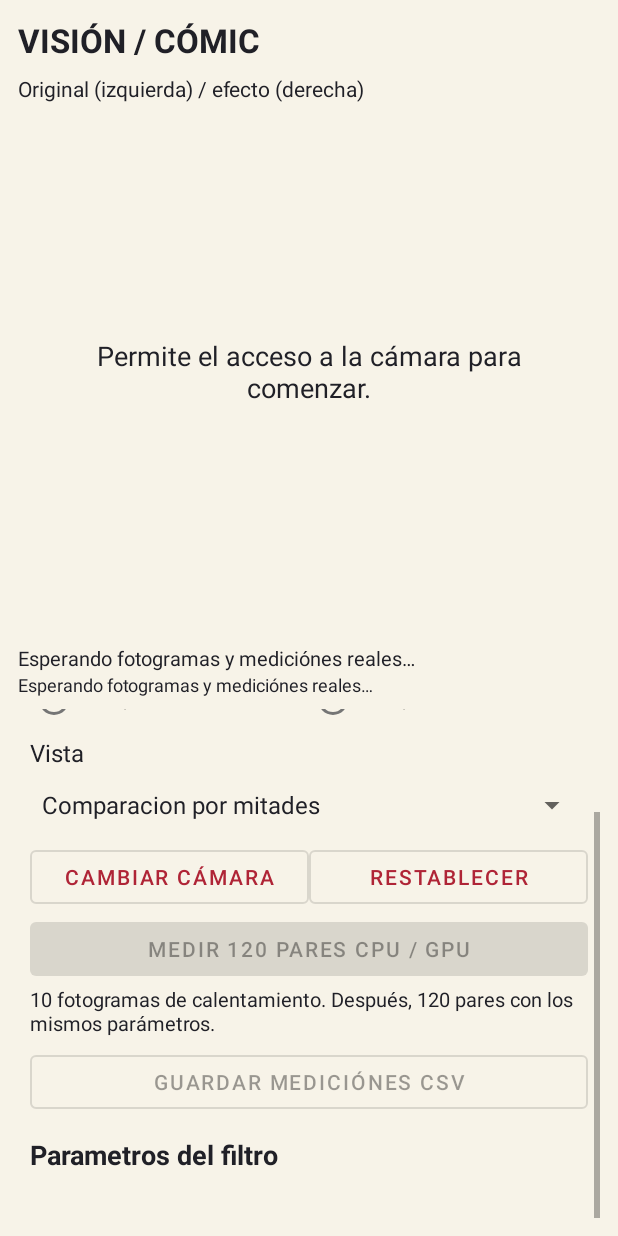
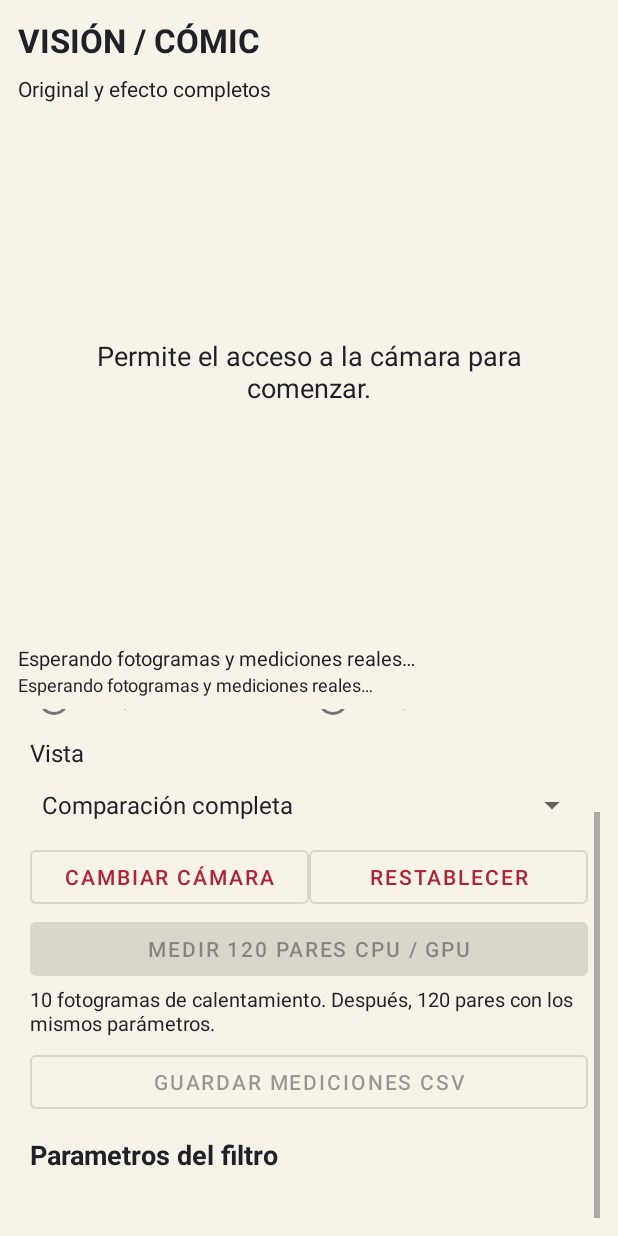
Before and after one commit to kennypallchizaca-coder/App-Filtro-Vitral-Vivo, an Android app: the layout activity_main.xml on its own in the app's theme, with its tools: preview values and no code run, scrolled down 86 dp, on a phone screen of 412 x 824 dp. Run offline under Robolectric (Android 15) with nearby library versions, the phone set to English and light mode, and no system bars; plain views replace JavaCamera2View.

Commit message:
fix: show complete Android comparison and remove unused templates

```diff
--- a/app/src/main/res/values-night/themes.xml
+++ /dev/null
@@ -1,14 +0,0 @@
-<resources>
-    <style name="Theme.IntercicloVision" parent="Theme.MaterialComponents.Light.NoActionBar">
-        <item name="colorPrimary">@color/acento</item>
-        <item name="colorPrimaryVariant">@color/acento</item>
-        <item name="colorOnPrimary">@android:color/white</item>
-        <item name="colorSecondary">@color/acento</item>
-        <item name="colorOnSecondary">@android:color/white</item>
-        <item name="android:colorBackground">@color/papel</item>
-        <item name="android:textColorPrimary">@color/tinta</item>
-        <item name="android:statusBarColor">@color/papel</item>
-        <item name="android:navigationBarColor">@color/papel</item>
-        <item name="android:windowLightStatusBar">true</item>
-    </style>
-</resources>
--- a/app/src/main/res/values/strings.xml
+++ b/app/src/main/res/values/strings.xml
@@ -1,7 +1,7 @@
 <resources>
     <string name="app_name">IntercicloVision</string>
     <string name="app_heading">VISIÓN / CÓMIC</string>
-    <string name="comparison_caption">Original (izquierda) / efecto (derecha)</string>
+    <string name="comparison_caption">Original y efecto completos</string>
     <string name="camera_description">Video de la cámara con la vista seleccionada</string>
     <string name="camera_permission_message">Permite el acceso a la cámara para comenzar.</string>
     <string name="allow_camera">Permitir cámara</string>
@@ -12,7 +12,7 @@
     <string name="camera_timeout">No llegan fotogramas. Revisa el acceso a la cámara o pulsa Reiniciar.</string>
     <string name="camera_error">No se pudo procesar el video: %1$s</string>
     <string name="opencv_error">No se pudo cargar OpenCV. Revisa la instalacion del APK.</string>
-    <string name="waiting_frames">Esperando fotogramas y mediciónes reales…</string>
+    <string name="waiting_frames">Esperando fotogramas y mediciones reales…</string>
     <string name="cpu_mode">CPU / Mat</string>
     <string name="gpu_mode">GPU / UMat</string>
     <string name="view_label">Vista</string>
@@ -21,10 +21,8 @@
     <string name="start_measurement">Medir 120 pares CPU / GPU</string>
     <string name="stop_measurement">Detener medición</string>
     <string name="measurement_hint">10 fotogramas de calentamiento. Después, 120 pares con los mismos parámetros.</string>
-    <string name="measurement_progress">Calentando o midiendo: %1$d / 120 pares</string>
-    <string name="measurement_summary">%1$d fotogramas. Media CPU: %2$s ms / GPU: %3$s ms</string>
-    <string name="measurement_cpu_only">%1$d fotogramas. Media CPU: %2$s ms. GPU no utilizable.</string>
-    <string name="export_csv">Guardar mediciónes CSV</string>
+    <string name="measurement_progress">Calentamiento / fotogramas: %1$d / 120</string>
+    <string name="export_csv">Guardar mediciones CSV</string>
     <string name="csv_saved">CSV guardado en la ubicación elegida.</string>
     <string name="csv_saving">Guardando CSV…</string>
     <string name="csv_error">No se pudo guardar el CSV: %1$s</string>
@@ -33,8 +31,8 @@
     <string name="live_metrics">CPU %1$s ms / GPU %2$s ms / %3$s FPS\nRAM PSS %4$s MiB / CPU proceso %5$s %%\nRAM libre %6$s MiB</string>
     <string name="live_backend">Modo real: %1$s\n%2$s</string>
     <string-array name="views">
-        <item>Comparacion por mitades</item>
-        <item>Efecto cómic</item>
+        <item>Comparación completa</item>
+        <item>Spiderman</item>
         <item>Original</item>
         <item>Gris</item>
         <item>Mediana</item>
@@ -44,6 +42,16 @@
         <item>Mascara de bordes</item>
     </string-array>
     <string name="new_measurement">Nueva medición</string>
-    <string name="replace_measurement">Se reemplazarán las mediciónes actuales. Guarda el CSV antes si quieres conservarlas.</string>
+    <string name="replace_measurement">Se reemplazarán las mediciones actuales. Guarda el CSV antes si quieres conservarlas.</string>
     <string name="replace">Reemplazar</string>
+    <string name="comparison_horizontal">Original (izquierda) / efecto (derecha)</string>
+    <string name="comparison_vertical">Original (arriba) / efecto (abajo)</string>
+    <plurals name="measurement_summary">
+        <item quantity="one">%1$d fotograma. Media CPU: %2$s ms / GPU: %3$s ms</item>
+        <item quantity="other">%1$d fotogramas. Media CPU: %2$s ms / GPU: %3$s ms</item>
+    </plurals>
+    <plurals name="measurement_cpu_only">
+        <item quantity="one">%1$d fotograma. Media CPU: %2$s ms. GPU no utilizable.</item>
+        <item quantity="other">%1$d fotogramas. Media CPU: %2$s ms. GPU no utilizable.</item>
+    </plurals>
 </resources>
```
Also changed, not shown: app/src/main/java/com/example/interciclovision/MainActivity.kt (+7 -3 lines), app/src/main/res/values/colors.xml (deleted, +0 -10 lines), 7 other files.
